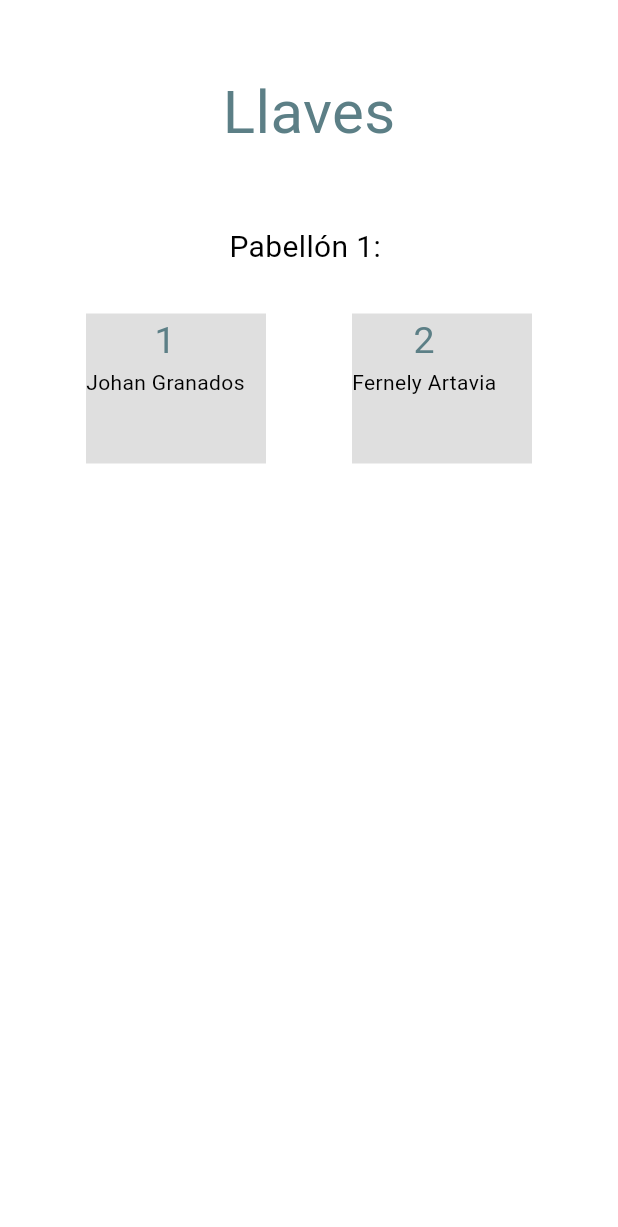
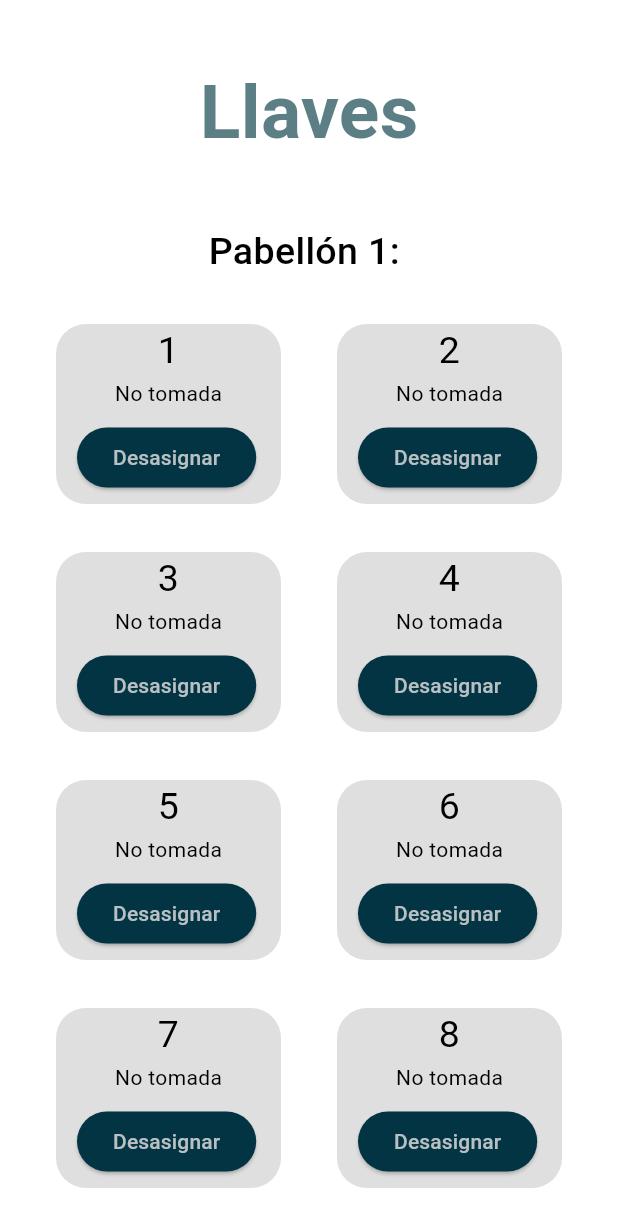
Before and after one commit to DylanOrte/pura_clase, a Flutter app: the screen it shows after launch, on a phone screen of 412 x 824 dp. Shown: the top 1227 px of the screen. Run offline on Flutter 3.47's test engine with Material 3 defaults, Android fonts, the light colour scheme and no system bars.

Commit message:
version 3

```diff
--- a/lib/componentes/llave.dart
+++ b/lib/componentes/llave.dart
@@ -3,31 +3,38 @@ import 'package:pura_clase/diseños/colores.dart';
 
 class Llave extends StatefulWidget {
   final String numLlave;
-  final String profesor;
-  const Llave({super.key, required this.numLlave, required this.profesor});
+  const Llave({super.key, required this.numLlave});
 
   @override
   State<Llave> createState() => _LlaveState();
 }
 
 class _LlaveState extends State<Llave> {
+  final TextEditingController _controller = TextEditingController();
+  String profesor = "No tomada";
   @override
   Widget build(BuildContext context) {
     return Container(
-      width: 120,
-      height: 100,
-      color: Colores.fondo2,
+      decoration: BoxDecoration(
+        borderRadius: BorderRadius.circular(20),
+        color: profesor == "No tomada" ? Colores.fondo2 : Colores.secundario,
+      ),
+      width: 150,
+      height: 120,
       child: Stack(
         children: [
           Column(
             crossAxisAlignment: CrossAxisAlignment.center,
             children: [
-              Text(
-                widget.numLlave,
-                style: TextStyle(color: Colores.letra, fontSize: 25),
-                textAlign: TextAlign.center,
+              SizedBox(
+                width: double.infinity,
+                child: Text(
+                  widget.numLlave,
+                  style: TextStyle(color: Colors.black, fontSize: 25),
+                  textAlign: TextAlign.center,
+                ),
               ),
-              Text(widget.profesor, style: TextStyle(color: Colors.black)),
+              Text(profesor, style: TextStyle(color: Colors.black)),
             ],
           ),
           Positioned.fill(
@@ -37,11 +44,19 @@ class _LlaveState extends State<Llave> {
                   context: context,
                   builder: (context) {
                     return AlertDialog(
-                      title: Text(widget.numLlave),
-                      content: TextField(),
+                      title: Text("Ingrese el nombre del profesor que utilizara la llave: "),
+                      content: TextField(
+                        controller: _controller,
+                        decoration: InputDecoration(hintText: "Nombre del profesor"),
+                        maxLength: 20,
+                      ),
                       actions: [
                         TextButton(
                           onPressed: () {
+                            setState(() {
+                              _controller.text != "" ? profesor = _controller.text : profesor = "No tomada";
+                              _controller.text = "";
+                            });
                             Navigator.of(context).pop();
                           },
                           child: Text("Cerrar"),
@@ -53,6 +68,19 @@ class _LlaveState extends State<Llave> {
               },
             ),
           ),
+          Padding(
+            padding: const EdgeInsets.only(top:65, left: 14),
+            child: ElevatedButton(
+              style: ElevatedButton.styleFrom(
+                backgroundColor: Colores.primario,
+                foregroundColor: Colores.fondo2
+              ),
+              onPressed: () {
+              setState(() {
+                profesor = "No tomada";
+              });
+            }, child: Text("Desasignar"),),
+          )
         ],
       ),
     );
--- a/lib/pantallas/principal.dart
+++ b/lib/pantallas/principal.dart
@@ -18,19 +18,50 @@ class _MyWidgetState extends State<Principal> {
           height: 150,
           width: double.infinity,
           alignment: Alignment.center,
-          child: Text("Llaves", style: TextStyle(color: Colores.letra, fontSize: 40)),
+          child: Text("Llaves", style: TextStyle(color: Colores.letra, fontSize: 50, fontWeight:  FontWeight(700))),
         ),
-        Text("Pabellón 1: ", style: TextStyle(color: Colors.black, fontSize: 20),),
+        Text("Pabellón 1: ", style: TextStyle(color: Colors.black, fontSize: 25, fontWeight: FontWeight(500)),),
         SizedBox(height: 30,),
         Row(
           children: [
             Spacer(),
-            Llave(numLlave: "1", profesor: "Johan Granados",),
+            Llave(numLlave: "1"),
             Spacer(),
-            Llave(numLlave: "2", profesor: "Fernely Artavia",),
+            Llave(numLlave: "2"),
             Spacer()
           ],
-        )
+        ),
+        Spacer(),
+        Row(
+          children: [
+            Spacer(),
+            Llave(numLlave: "3"),
+            Spacer(),
+            Llave(numLlave: "4"),
+            Spacer()
+          ],
+        ),
+        Spacer(),
+        Row(
+          children: [
+            Spacer(),
+            Llave(numLlave: "5"),
+            Spacer(),
+            Llave(numLlave: "6"),
+            Spacer()
+          ],
+        ),
+        Spacer(),
+        Row(
+          children: [
+            Spacer(),
+            Llave(numLlave: "7"),
+            Spacer(),
+            Llave(numLlave: "8"),
+            Spacer()
+          ],
+        ),
+        Spacer()
       ],
     );
   }
```
